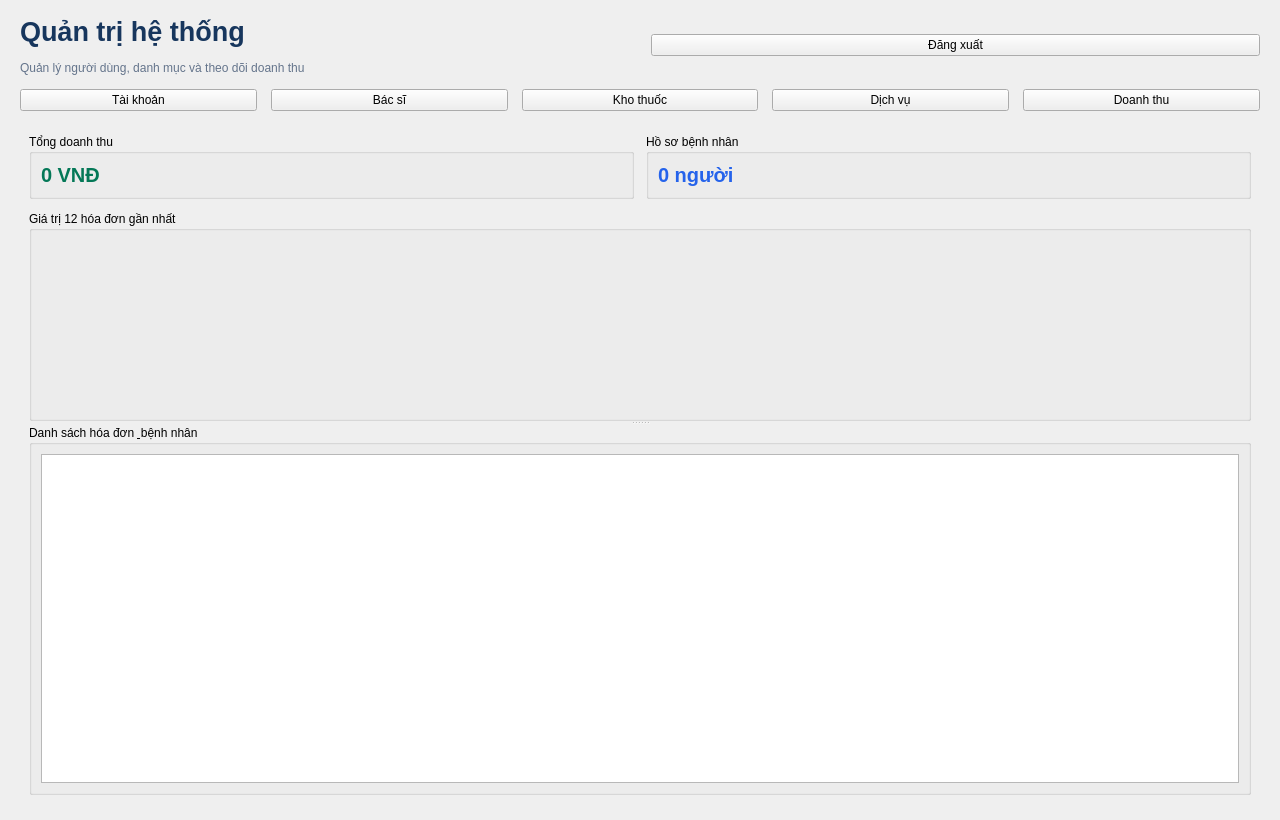
Old version of the form src/ui/AdminMenu.ui in the repository prestonwanttorevenge/PBL2.
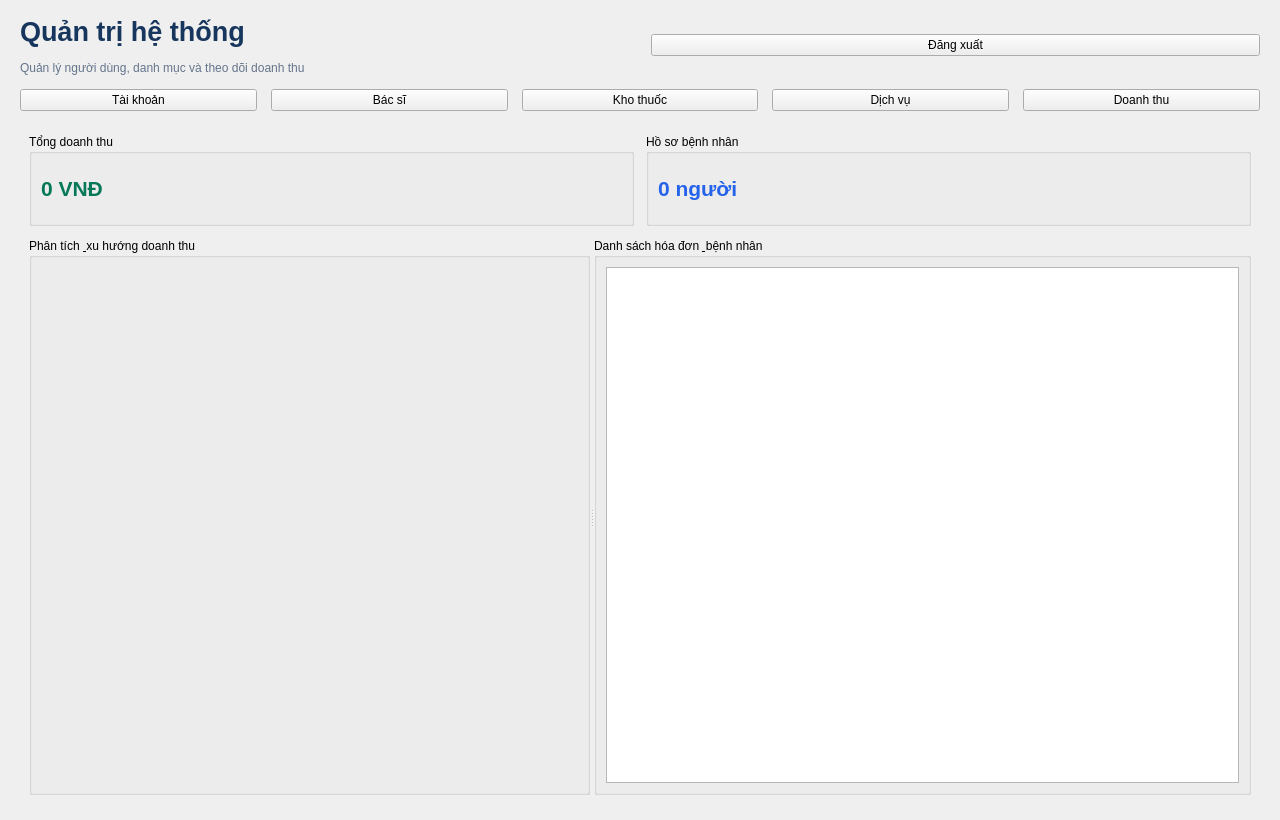
New version of the form. The open tabs and pages were chosen to show the change.

Commit message: feat(admin): chia đôi trái-phải trang Doanh thu và nâng cấp biểu đồ Donut + Trend

What changed in the file:
```diff
--- a/src/ui/AdminMenu.ui
+++ b/src/ui/AdminMenu.ui
@@ -3,7 +3,7 @@
  <class>AdminMenu</class>
  <widget class="QMainWindow" name="AdminMenu">
   <property name="geometry"><rect><x>0</x><y>0</y><width>1280</width><height>820</height></rect></property>
-  <property name="minimumSize"><size><width>1050</width><height>680</height></size></property>
+  <property name="minimumSize"><size><width>960</width><height>640</height></size></property>
   <property name="windowTitle"><string>Quản trị hệ thống</string></property>
   <widget class="QWidget" name="centralwidget">
    <layout class="QVBoxLayout" name="verticalLayoutMain">
@@ -131,26 +131,25 @@
         <property name="spacing"><number>12</number></property>
         <item>
          <layout class="QHBoxLayout" name="horizontalLayoutRevStats">
-          <item><widget class="QGroupBox" name="groupRevenueTotal"><property name="minimumHeight"><number>64</number></property><property name="maximumSize"><size><width>16777215</width><height>76</height></size></property><property name="title"><string>Tổng doanh thu</string></property><layout class="QVBoxLayout" name="layoutRevenueTotal"><item><widget class="QLabel" name="lblTotalRevenue"><property name="text"><string>0 VNĐ</string></property><property name="styleSheet"><string>font-size: 15pt; font-weight: 700; color: #047857;</string></property></widget></item></layout></widget></item>
-          <item><widget class="QGroupBox" name="groupPatientCount"><property name="minimumHeight"><number>64</number></property><property name="maximumSize"><size><width>16777215</width><height>76</height></size></property><property name="title"><string>Hồ sơ bệnh nhân</string></property><layout class="QVBoxLayout" name="layoutPatientCount"><item><widget class="QLabel" name="lblTotalPatients"><property name="text"><string>0 người</string></property><property name="styleSheet"><string>font-size: 15pt; font-weight: 700; color: #2563eb;</string></property></widget></item></layout></widget></item>
+          <item><widget class="QGroupBox" name="groupRevenueTotal"><property name="minimumHeight"><number>74</number></property><property name="maximumSize"><size><width>16777215</width><height>92</height></size></property><property name="title"><string>Tổng doanh thu</string></property><layout class="QVBoxLayout" name="layoutRevenueTotal"><item><widget class="QLabel" name="lblTotalRevenue"><property name="text"><string>0 VNĐ</string></property><property name="styleSheet"><string>font-size: 16pt; font-weight: 700; color: #047857;</string></property></widget></item></layout></widget></item>
+          <item><widget class="QGroupBox" name="groupPatientCount"><property name="minimumHeight"><number>74</number></property><property name="maximumSize"><size><width>16777215</width><height>92</height></size></property><property name="title"><string>Hồ sơ bệnh nhân</string></property><layout class="QVBoxLayout" name="layoutPatientCount"><item><widget class="QLabel" name="lblTotalPatients"><property name="text"><string>0 người</string></property><property name="styleSheet"><string>font-size: 16pt; font-weight: 700; color: #2563eb;</string></property></widget></item></layout></widget></item>
          </layout>
         </item>
         <item>
          <widget class="QSplitter" name="revenueSplitter">
-          <property name="orientation"><enum>Qt::Vertical</enum></property>
+          <property name="orientation"><enum>Qt::Horizontal</enum></property>
           <widget class="QGroupBox" name="groupRevenueChart">
-           <property name="minimumSize"><size><width>0</width><height>145</height></size></property>
-           <property name="maximumSize"><size><width>16777215</width><height>210</height></size></property>
-           <property name="title"><string>Giá trị 12 hóa đơn gần nhất</string></property>
+           <property name="minimumSize"><size><width>360</width><height>320</height></size></property>
+           <property name="title"><string>Phân tích &amp; xu hướng doanh thu</string></property>
            <layout class="QVBoxLayout" name="layoutRevenueChart">
-            <item><widget class="QWidget" name="revenueChartHost" native="true"><property name="minimumSize"><size><width>0</width><height>110</height></size></property></widget></item>
+            <item><widget class="QWidget" name="revenueChartHost" native="true"><property name="minimumSize"><size><width>330</width><height>280</height></size></property></widget></item>
            </layout>
           </widget>
           <widget class="QGroupBox" name="groupInvoiceList">
-           <property name="minimumSize"><size><width>0</width><height>260</height></size></property>
+           <property name="minimumSize"><size><width>420</width><height>320</height></size></property>
            <property name="title"><string>Danh sách hóa đơn &amp; bệnh nhân</string></property>
            <layout class="QVBoxLayout" name="layoutInvoiceList">
-            <item><widget class="QTableWidget" name="tableRevenue"><property name="minimumSize"><size><width>0</width><height>210</height></size></property><property name="alternatingRowColors"><bool>true</bool></property><property name="selectionBehavior"><enum>QAbstractItemView::SelectRows</enum></property><property name="editTriggers"><set>QAbstractItemView::NoEditTriggers</set></property></widget></item>
+            <item><widget class="QTableWidget" name="tableRevenue"><property name="minimumSize"><size><width>390</width><height>280</height></size></property><property name="alternatingRowColors"><bool>true</bool></property><property name="selectionBehavior"><enum>QAbstractItemView::SelectRows</enum></property><property name="editTriggers"><set>QAbstractItemView::NoEditTriggers</set></property></widget></item>
            </layout>
           </widget>
          </widget>
```
The commit also changes 1 other file.
